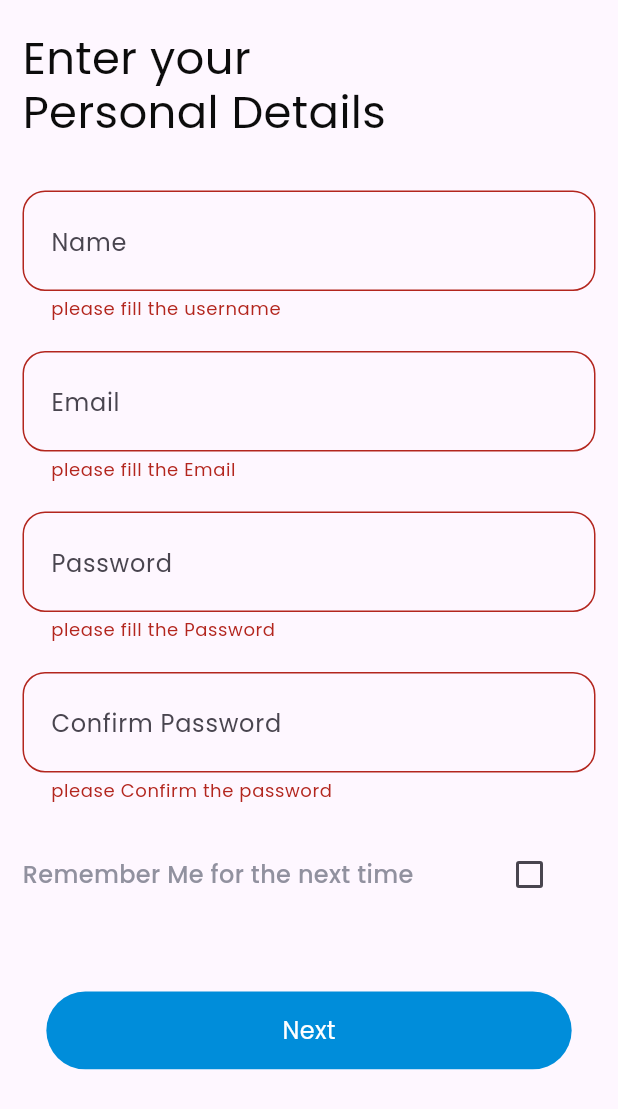
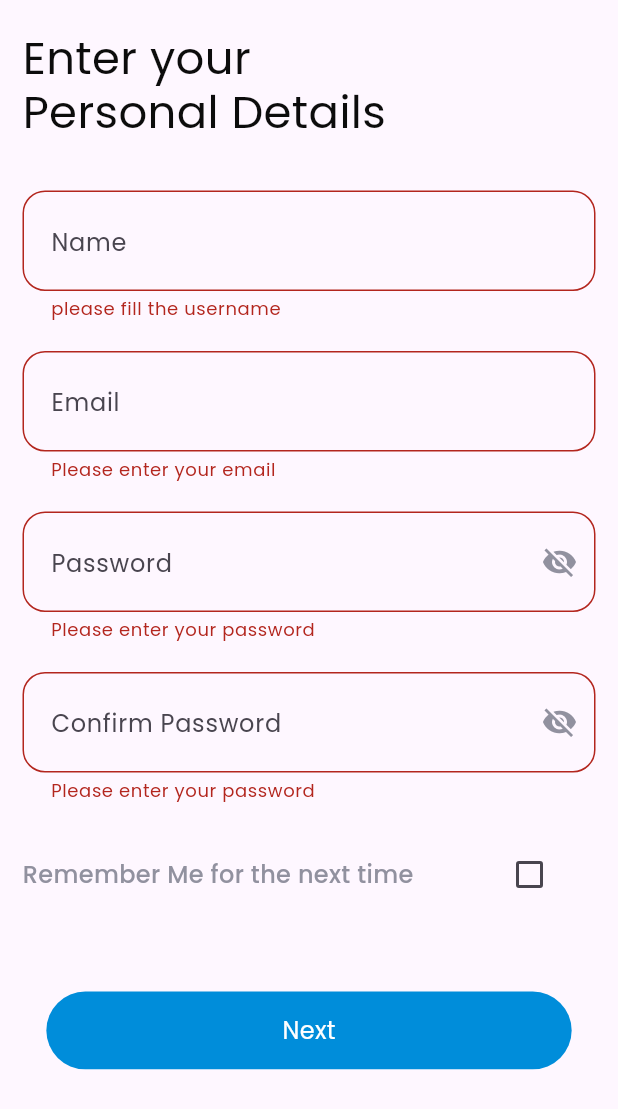
Before and after one commit to uchamod/flutter-Expenz_Manager, a Flutter app: the UserDetails screen opened directly, after a tap on "Next", on a phone screen of 412 x 824 dp. Shown: the top 1109 px of the screen. Run offline on Flutter 3.47's test engine with Material 3 defaults, Android fonts, the phone set to English and light mode, and no system bars; our stand-ins replace shared_preferences, smooth_page_indicator; accounts and stored records are empty.

Commit message:
add password and email validations

```diff
--- a/lib/screens/userdetails.dart
+++ b/lib/screens/userdetails.dart
@@ -22,22 +22,13 @@ class _UserDetailsState extends State<UserDetails> {
   final TextEditingController passwordController = TextEditingController();
   final TextEditingController conformPasswordController =
       TextEditingController();
-
+  //check the validation
   bool isChecked = false;
   StoreUserData userdata = StoreUserData();
+  //control the visibility of passwords
+  bool isvisible = true;
+  bool isvisibleCorrect = true;
   @override
-  // Future<void> initState() async {
-  //   // TODO: implement initState
-  //   _nameController.addListener(
-  //     userdata.storeData(
-  //         name: _nameController,
-  //         email: _emailController,
-  //         password: _passwordController,
-  //         conformpassword: _conformPasswordController,
-  //         context: context) as VoidCallback,
-  //   );
-  //   super.initState();
-  // }
 
   //dispose the data
   @override
@@ -81,48 +72,90 @@ class _UserDetailsState extends State<UserDetails> {
                   children: [
                     //text field for username
                     UserDetailFormFiled(
+                      showText: false,
                       inputType: TextInputType.name,
                       inputAction: TextInputAction.next,
                       hintText: "Name",
                       errorMassage: "please fill the username",
                       textController: nameController,
-                      showText: false,
+                      isvaild: (value) {
+                        if (value!.isEmpty) {
+                          return "please fill the username";
+                        }
+                      },
                     ),
                     const SizedBox(
                       height: 20,
                     ),
                     //text field for user email
                     UserDetailFormFiled(
+                      showText: false,
                       inputType: TextInputType.emailAddress,
                       inputAction: TextInputAction.next,
                       hintText: "Email",
                       errorMassage: "please fill the Email",
                       textController: emailController,
-                      showText: false,
+                      isvaild: _validateEmail,
                     ),
                     const SizedBox(
                       height: 20,
                     ),
                     //text filed for password
                     UserDetailFormFiled(
+                      showText: isvisible,
                       inputType: TextInputType.text,
                       inputAction: TextInputAction.next,
                       hintText: "Password",
                       errorMassage: "please fill the Password",
                       textController: passwordController,
-                      showText: true,
+                      isvaild: _validatePassword,
+                      conditionWidget: InkWell(
+                          onTap: () {
+                            setState(() {
+                              isPasswordShow();
+                            });
+                          },
+                          child: isvisible
+                              ? Icon(
+                                  Icons.visibility_off,
+                                  size: 24,
+                                  color: kcDiscription,
+                                )
+                              : Icon(
+                                  Icons.visibility,
+                                  size: 24,
+                                  color: kcDiscription,
+                                )),
                     ),
                     const SizedBox(
                       height: 20,
                     ),
                     //text filed for confirm password
                     UserDetailFormFiled(
+                      showText: isvisibleCorrect,
                       inputType: TextInputType.text,
                       inputAction: TextInputAction.done,
                       hintText: "Confirm Password",
                       errorMassage: "please Confirm the password",
                       textController: conformPasswordController,
-                      showText: true,
+                      isvaild: _validatePassword,
+                      conditionWidget: InkWell(
+                          onTap: () {
+                            setState(() {
+                              isConformPasswordShow();
+                            });
+                          },
+                          child: isvisibleCorrect
+                              ? Icon(
+                                  Icons.visibility_off,
+                                  size: 24,
+                                  color: kcDiscription,
+                                )
+                              : Icon(
+                                  Icons.visibility,
+                                  size: 24,
+                                  color: kcDiscription,
+                                )),
                     ),
                     const SizedBox(
                       height: 20,
@@ -162,11 +195,6 @@ class _UserDetailsState extends State<UserDetails> {
                         //checke  form state is not nullable
                         if (_validationKey.currentState!.validate()) {
                           //is form is valid
-                          // String userName = nameController.text;
-                          // String userEmail = emailController.text;
-                          // String userPassword = passwordController.text;
-                          // String userCoformPassword =
-                          //     conformPasswordController.text;
 
                           //call the user store method
                           await userdata.storeData(
@@ -193,4 +221,52 @@ class _UserDetailsState extends State<UserDetails> {
       ),
     ));
   }
+
+  //check email is valid
+  String? _validateEmail(String? value) {
+    if (value == null || value.isEmpty) {
+      return 'Please enter your email';
+    }
+    // Regex for validating email format
+    String pattern = r'^[a-zA-Z0-9._%-]+@[a-zA-Z0-9.-]+\.[a-zA-Z]{2,4}$';
+    RegExp regex = RegExp(pattern);
+    if (!regex.hasMatch(value)) {
+      return 'Enter a valid email address';
+    }
+    return null;
+  }
+
+  //check password is valid
+  String? _validatePassword(String? value) {
+    if (value == null || value.isEmpty) {
+      return 'Please enter your password';
+    }
+    if (value.length < 8) {
+      return 'Password must be at least 8 characters long';
+    }
+    if (!RegExp(r'[A-Z]').hasMatch(value)) {
+      return 'Password must contain at least one uppercase letter';
+    }
+    if (!RegExp(r'[a-z]').hasMatch(value)) {
+      return 'Password must contain at least one lowercase letter';
+    }
+    if (!RegExp(r'[0-9]').hasMatch(value)) {
+      return 'Password must contain at least one number';
+    }
+    if (!RegExp(r'[!@#$%^&*(),.?":{}|<>]').hasMatch(value)) {
+      return 'Password must contain at least one special character';
+    }
+    return null;
+  }
+
+  //function for chang the pasword icon
+  bool isPasswordShow() {
+    isvisible = !isvisible;
+    return isvisible;
+  }
+
+  bool isConformPasswordShow() {
+    isvisibleCorrect = !isvisibleCorrect;
+    return isvisibleCorrect;
+  }
 }
--- a/lib/service/store_userdata.dart
+++ b/lib/service/store_userdata.dart
@@ -2,7 +2,7 @@
 
 import 'package:expenze_manager/screens/homepage/homepage.dart';
 import 'package:flutter/material.dart';
-import 'package:flutter/widgets.dart';
+
 import 'package:shared_preferences/shared_preferences.dart';
 
 //the method for store the data
--- a/lib/widgets/form_textfiled.dart
+++ b/lib/widgets/form_textfiled.dart
@@ -5,17 +5,29 @@ class UserDetailFormFiled extends StatefulWidget {
   final String hintText;
   final String errorMassage;
   final TextEditingController textController;
-  final bool showText;
+
   final inputType;
   final inputAction;
-  const UserDetailFormFiled(
-      {super.key,
-      required this.hintText,
-      required this.errorMassage,
-      required this.textController,
-      required this.showText,
-      this.inputType,
-      this.inputAction});
+  final icon;
+
+  final String? Function(String?) isvaild;
+  //visibility checkers
+  final bool showText;
+  final bool Function()? isVisible;
+  final conditionWidget;
+  const UserDetailFormFiled({
+    super.key,
+    required this.hintText,
+    required this.errorMassage,
+    required this.textController,
+    required this.showText,
+    this.inputType,
+    this.inputAction,
+    required this.isvaild,
+    this.icon,
+    this.isVisible,
+    this.conditionWidget,
+  });
 
   @override
   State<UserDetailFormFiled> createState() => _UserDetailFormFiledState();
@@ -29,13 +41,13 @@ class _UserDetailFormFiledState extends State<UserDetailFormFiled> {
       textInputAction: widget.inputAction,
       obscureText: widget.showText,
       controller: widget.textController,
-      validator: (value) {
-        if (value!.isEmpty) {
-          return widget.errorMassage;
-        }
-      },
+
+      //add validate function
+      validator: widget.isvaild,
       //input feild decoration
       decoration: InputDecoration(
+        suffixIcon: widget.conditionWidget,
+
         hintText: widget.hintText,
         hintStyle: const TextStyle(fontSize: 16, fontWeight: FontWeight.w400),
         contentPadding:
@@ -55,10 +67,6 @@ class _UserDetailFormFiledState extends State<UserDetailFormFiled> {
           borderRadius: BorderRadius.circular(15),
           borderSide: BorderSide(color: kcTextFiledBorder),
         ),
-        // errorBorder: OutlineInputBorder(
-        //   borderRadius: BorderRadius.circular(15),
-        //   borderSide: BorderSide(color: Colors.red.shade300),
-        // ),
       ),
       style: const TextStyle(fontSize: 18, fontWeight: FontWeight.w500),
     );
```
